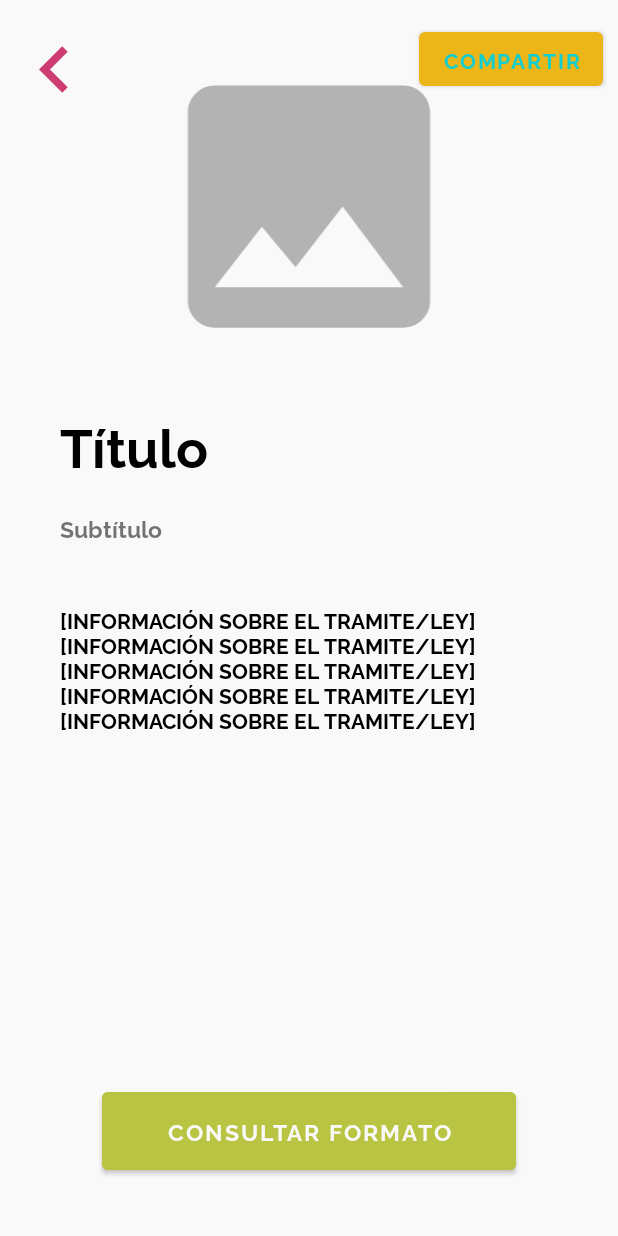
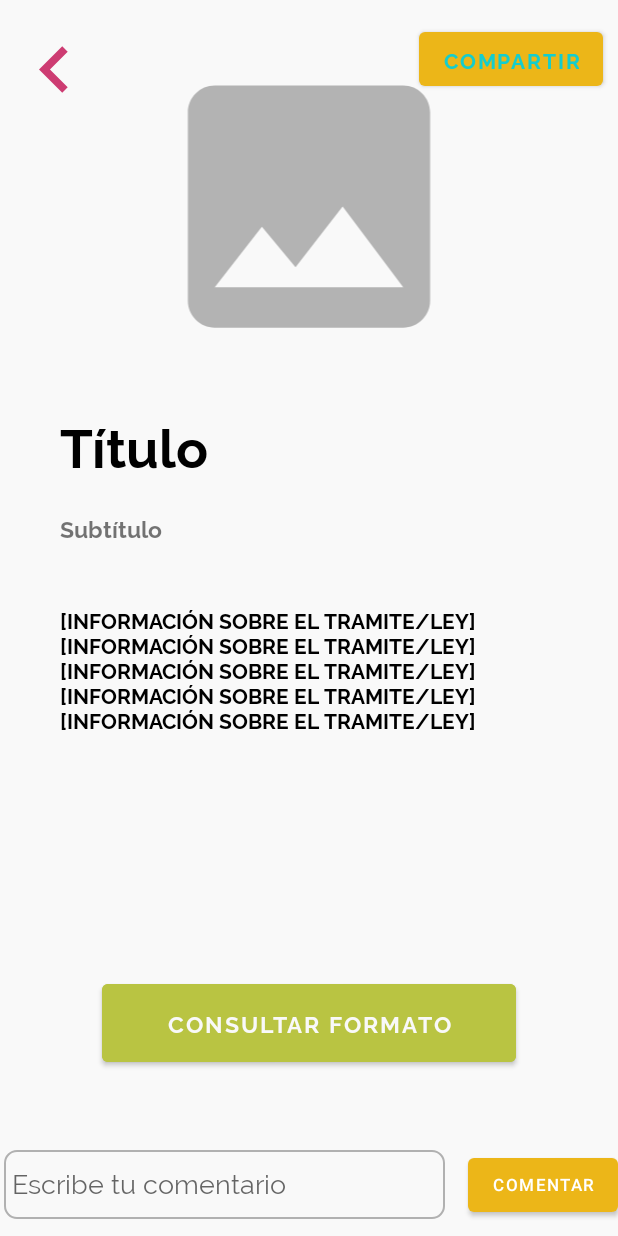
Before and after one commit to AdrianaMillares/EsenciaPatrimonioApp, an Android app: the InformationActivity screen opened directly, with no data from a screen before it, on a phone screen of 412 x 824 dp. Run offline under Robolectric (Android 15) with nearby library versions, the phone set to English and light mode, and no system bars; libraries missing offline, so code that uses them is left out: com.parse.

Commit message:
primer test de comentarios

```diff
--- a/app/src/main/java/com/example/escenciapatrimoniotramites/Activities/InformationActivity.kt
+++ b/app/src/main/java/com/example/escenciapatrimoniotramites/Activities/InformationActivity.kt
@@ -2,11 +2,55 @@ package com.example.escenciapatrimoniotramites.Activities
 
 import androidx.appcompat.app.AppCompatActivity
 import android.os.Bundle
+import android.util.Log
+import android.widget.Button
+import android.widget.EditText
+import android.widget.TextView
 import com.example.escenciapatrimoniotramites.R
+import com.parse.ParseObject
+import com.parse.ParseUser
 
 class InformationActivity : AppCompatActivity() {
+
+    val TAG = "InformtionActivity"
+     lateinit var etComment: EditText
+    lateinit var btnPublish: Button
+    lateinit var etTramiteId: TextView
+
+
+
     override fun onCreate(savedInstanceState: Bundle?) {
         super.onCreate(savedInstanceState)
         setContentView(R.layout.activity_information)
+        btnPublish = findViewById(R.id.btnComentar)
+        etComment = findViewById(R.id.etComentario)
+
+        btnPublish.setOnClickListener{
+            Log.i(TAG, "onClick login button")
+            var comentario = etComment.text.toString()
+            var usuario = ParseUser.getCurrentUser().toString()
+            var idTramite ="1" // todo: definir como obtener el idtramitec
+            Log.i(TAG, "username: $usuario comentario: $comentario")
+            saveNewComment(comentario, usuario, idTramite)
+        }
+
     }
+
+
+    fun saveNewComment(comentario:String, usuario:String, idTramite:String ) {
+
+        val comentar = ParseObject("Comentar")
+        comentar.put("idComentario", "id");
+        comentar.put("idTramite", idTramite);
+        comentar.put("idUsario", usuario)
+        comentar.put("comentario", comentario);
+
+        comentar.saveInBackground{error ->
+            if (error == null){
+                Log.d("Salida","Guardado Correctamente")
+            }
+
+        }
+    }
+
 }
--- a/app/src/main/res/layout/activity_information.xml
+++ b/app/src/main/res/layout/activity_information.xml
@@ -75,18 +75,45 @@
         android:fontFamily="@font/raleway_bold"
         android:text="[INFORMACIÓN SOBRE EL TRAMITE/LEY][INFORMACIÓN SOBRE EL TRAMITE/LEY][INFORMACIÓN SOBRE EL TRAMITE/LEY][INFORMACIÓN SOBRE EL TRAMITE/LEY][INFORMACIÓN SOBRE EL TRAMITE/LEY]" />
 
-    <Button
+                 <Button
         android:id="@+id/btnConsultarFormato"
         android:layout_width="276dp"
         android:layout_height="64dp"
         android:layout_alignParentBottom="true"
         android:layout_centerHorizontal="true"
-        android:layout_marginBottom="38dp"
+        android:layout_marginBottom="110dp"
         android:backgroundTint="@color/ep_green"
+        android:fontFamily="@font/raleway_bold"
         android:text="CONSULTAR FORMATO"
         android:textColor="@color/ep_white"
-        android:fontFamily="@font/raleway_bold"
-        android:textSize="15dp"/>
+        android:textSize="15dp" />
+
+    <EditText
+        android:id="@+id/etComentario"
+        android:layout_width="294dp"
+        android:layout_height="46dp"
+        android:layout_alignParentEnd="true"
+        android:layout_alignParentBottom="true"
+        android:layout_marginTop="40dp"
+        android:layout_marginEnd="115dp"
+        android:layout_marginBottom="11dp"
+        android:background="@drawable/edit_text_border"
+        android:ems="10"
+        android:fontFamily="@font/raleway"
+        android:hint="Escribe tu comentario"
+        android:inputType="textEmailAddress"
+        android:paddingHorizontal="5dp" />
+
+    <Button
+        android:id="@+id/btnComentar"
+        android:textSize="11dp"
+        android:layout_width="wrap_content"
+        android:layout_height="wrap_content"
+        android:layout_alignParentBottom="true"
+        android:layout_marginStart="-100dp"
+        android:layout_marginBottom="10dp"
+        android:layout_toEndOf="@+id/etComentario"
+        android:text="Comentar" />
 
 
 </RelativeLayout>
--- a/app/src/main/res/values/strings.xml
+++ b/app/src/main/res/values/strings.xml
@@ -10,4 +10,9 @@
     <string name="invalid_password">Password must be >5 characters</string>
     <string name="login_failed">"Login failed"</string>
     <string name="back4app_server_url">https://parseapi.back4app.com/</string>
+    <!-- Change the following strings as required -->
+    <string name="back4app_application_id">mrT4vV61XoeD755aMM6ln9jKlBFekooMvd6IfZfK
+</string>
+    <string name="back4app_client_key">D7bcBaaPK9lto4QqovP2DnakLvIspORLctwgcw0v
+</string>
 </resources>
```
Also changed, not shown: app/src/main/java/com/example/escenciapatrimoniotramites/Activities/LoginActivity.kt (+12 -0 lines), app/src/main/java/com/example/escenciapatrimoniotramites/Modelos/Comentar.kt (+28 -0 lines).
